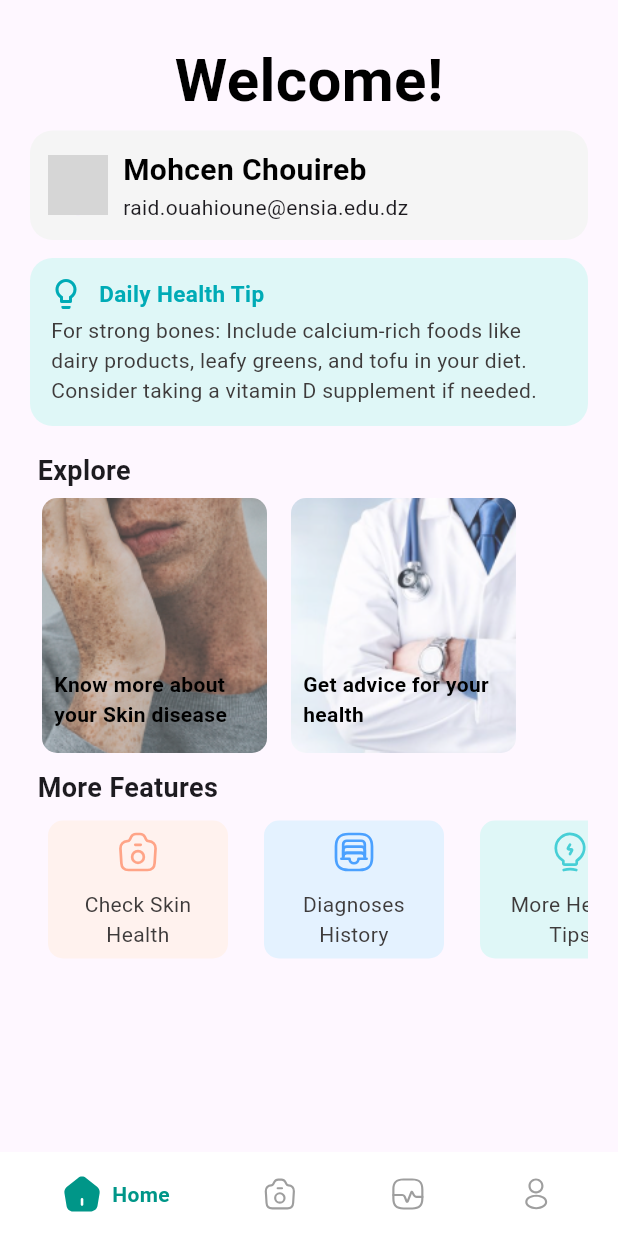
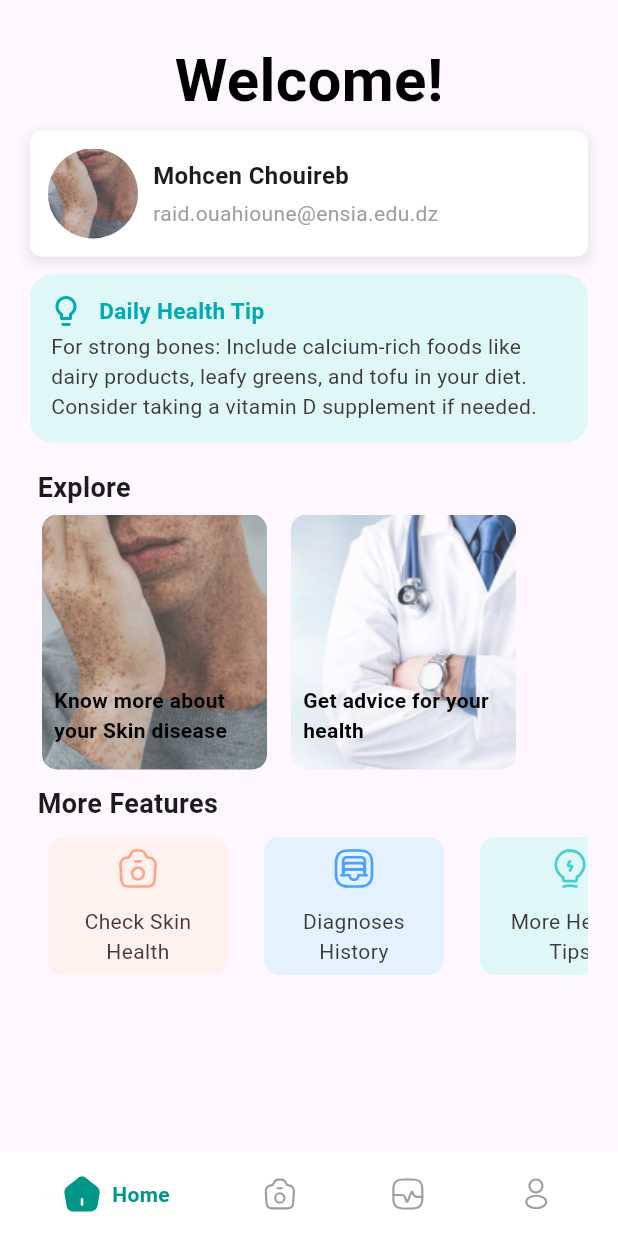
Before and after one commit to aminesslmn/apocalypse, a Flutter app: the screen it shows after launch, on a phone screen of 412 x 824 dp. Run offline on Flutter 3.47's test engine with Material 3 defaults, Android fonts, the light colour scheme and no system bars; our stand-ins replace cloud_firestore, dio, dotted_border, firebase_auth, firebase_core, flutter_svg and 2 more; accounts and stored records are empty; network calls fail; grey boxes are pictures that could not be loaded.

Commit message:
added routing

```diff
--- a/lib/features/detection/pages/start_diagnosis.dart
+++ b/lib/features/detection/pages/start_diagnosis.dart
@@ -18,7 +18,7 @@ class _StartDiagnosisPageState extends State<StartDiagnosisPage> {
         child: SingleChildScrollView(
           // Add SingleChildScrollView here
           child: Padding(
-            padding: EdgeInsets.symmetric(horizontal: 16.0, vertical: 24.0),
+            padding: EdgeInsets.symmetric(horizontal: 30.0, vertical: 40.0),
             child: Column(
               crossAxisAlignment: CrossAxisAlignment.start,
               mainAxisAlignment: MainAxisAlignment.center,
--- a/lib/features/feed/components/navbar.dart
+++ b/lib/features/feed/components/navbar.dart
@@ -1,8 +1,9 @@
+import 'package:apocalypsea2sv/features/detection/pages/start_diagnosis.dart';
 import 'package:flutter/material.dart';
 import 'package:flutter_svg/flutter_svg.dart';
 import 'package:apocalypsea2sv/features/Diagnosis/views/tips_pages_wrapper.dart';
-import 'package:apocalypsea2sv/features/Diagnosis/views/profile.dart';
 import 'package:apocalypsea2sv/features/feed/views/home_page.dart';
+import 'package:apocalypsea2sv/features/profile/profile.dart';
 
 class BottomNavBar extends StatefulWidget {
   const BottomNavBar({Key? key}) : super(key: key);
@@ -17,7 +18,7 @@ class _BottomNavBarState extends State<BottomNavBar> {
   // List of screen names corresponding to each index
   final List<String> _screenNames = [
     'Home',
-    'Profile',
+    'Diagnosis',
     'Tips',
     'Profile',
   ];
@@ -25,7 +26,7 @@ class _BottomNavBarState extends State<BottomNavBar> {
   // List of pages to navigate
   final List<Widget> _screens = [
     HomeContentPage(), // Page 0
-    DailyTipsPage(), // Page 1
+    StartDiagnosisPage(), // Page 1
     DailyTipsPage(), // Page 2
     ProfilePage(), // Page 3
   ];
--- a/lib/features/feed/components/profile.dart
+++ /dev/null
@@ -1,50 +0,0 @@
-import 'package:apocalypsea2sv/config/ui_colors.dart';
-import 'package:flutter/material.dart';
-
-class UserProfile extends StatelessWidget {
-  final String userName;
-  final String userEmail;
-
-  const UserProfile({
-    Key? key,
-    required this.userName,
-    required this.userEmail,
-  }) : super(key: key);
-
-  @override
-  Widget build(BuildContext context) {
-    return Container(
-      padding: EdgeInsets.all(12),
-      decoration: BoxDecoration(
-        borderRadius: BorderRadius.circular(15.0), // Set desired corner radius
-        color: Color(0xFFF5F5F5), // Set background color,
-      ),
-      child: Row(
-        children: [
-          CircleAvatar(
-            backgroundImage: NetworkImage(''), // Replace with user image URL
-          ),
-          Column(
-            crossAxisAlignment: CrossAxisAlignment.start,
-            children: [
-              Padding(
-                padding: EdgeInsets.only(left: 10.0), // Add left padding
-                child: Text(
-                  userName,
-                  style: TextStyle(
-                    fontSize: 20.0,
-                    color: Colors.black,
-                    fontWeight: FontWeight.bold,
-                  ),
-                ),),
-                Padding(
-                  padding: EdgeInsets.only(left: 10),
-                  child: Text(userEmail),
-                ),
-            ],
-          )
-        ],
-      ),
-    );
-  }
-}
--- /dev/null
+++ b/lib/features/feed/components/user_profile.dart
@@ -0,0 +1,69 @@
+import 'package:flutter/material.dart';
+
+class UserProfile extends StatelessWidget {
+  final String userName;
+  final String userEmail;
+  final String userImagePath;
+
+  const UserProfile({
+    Key? key,
+    required this.userName,
+    required this.userEmail,
+    this.userImagePath = 'assets/image1.png',
+  }) : super(key: key);
+
+  @override
+  Widget build(BuildContext context) {
+    return GestureDetector(
+      onTap: () {
+        Navigator.pushNamed(context, '/profile'); // Navigate to ProfilePage
+      },
+      child: Container(
+        padding: const EdgeInsets.all(12.0),
+        decoration: BoxDecoration(
+          color: Colors.white,
+          borderRadius: BorderRadius.circular(8.0),
+          boxShadow: [
+            BoxShadow(
+              color: Colors.grey.withOpacity(0.2),
+              spreadRadius: 2,
+              blurRadius: 5,
+              offset: const Offset(0, 3), // Changes position of shadow
+            ),
+          ],
+        ),
+        child: Row(
+          children: [
+            CircleAvatar(
+              radius: 30.0,
+              backgroundImage: AssetImage(userImagePath),
+            ),
+            const SizedBox(width: 10.0),
+            Expanded(
+              child: Column(
+                crossAxisAlignment: CrossAxisAlignment.start,
+                children: [
+                  Text(
+                    userName,
+                    style: const TextStyle(
+                      fontSize: 16.0,
+                      fontWeight: FontWeight.bold,
+                    ),
+                  ),
+                  const SizedBox(height: 4.0),
+                  Text(
+                    userEmail,
+                    style: const TextStyle(
+                      fontSize: 14.0,
+                      color: Colors.grey,
+                    ),
+                  ),
+                ],
+              ),
+            ),
+          ],
+        ),
+      ),
+    );
+  }
+}
--- a/lib/features/feed/views/home_page.dart
+++ b/lib/features/feed/views/home_page.dart
@@ -1,3 +1,8 @@
+import 'package:apocalypsea2sv/features/Diagnosis/views/archive_page.dart';
+import 'package:apocalypsea2sv/features/Diagnosis/views/more_tips.dart';
+import 'package:apocalypsea2sv/features/Diagnosis/views/profile.dart';
+import 'package:apocalypsea2sv/features/detection/pages/start_diagnosis.dart';
+import 'package:apocalypsea2sv/features/feed/components/user_profile.dart';
 import 'package:flutter/material.dart';
 import 'package:apocalypsea2sv/config/ui_colors.dart';
 import 'package:apocalypsea2sv/features/feed/components/explore_list.dart';
@@ -5,7 +10,6 @@ import 'package:apocalypsea2sv/features/feed/components/health_tip.dart';
 import 'package:apocalypsea2sv/features/feed/components/more_features.dart';
 import 'package:apocalypsea2sv/features/feed/components/navbar.dart';
 import 'package:apocalypsea2sv/features/feed/components/header.dart';
-import 'package:apocalypsea2sv/features/feed/components/profile.dart';
 import 'package:apocalypsea2sv/features/Diagnosis/views/tips_pages_wrapper.dart';
 
 class HomePage extends StatefulWidget {
@@ -29,9 +33,9 @@ class _HomePageState extends State<HomePage> {
   // List of pages to navigate
   final List<Widget> _screens = [
     const HomeContentPage(), // Page 0
-    // Page 1 (amine)
+    StartDiagnosisPage(), // Page 1
     const DailyTipsPage(), // Page 2
-    // Page 3 (not yet)
+    const ProfilePage(), // Page 3
   ];
 
   @override
@@ -68,18 +72,21 @@ class HomeContentPage extends StatelessWidget {
         'title': 'Check Skin Health',
         'backgroundColor': AppColors.secondaryColor1,
         'iconColor': AppColors.iconColor1,
+        'route': StartDiagnosisPage(), // Navigate to StartDiagnosisPage
       },
       {
         'svgPath': "assets/icons/archive.svg",
         'title': 'Diagnoses History',
         'backgroundColor': AppColors.secondaryColor2,
         'iconColor': AppColors.iconColor2,
+        'route': ArchivePage(),
       },
       {
         'svgPath': "assets/icons/lamp-charge.svg",
         'title': 'More Health Tips',
         'backgroundColor': AppColors.secondaryColor3,
         'iconColor': AppColors.iconColor3,
+        'route': DailyTipsPage(),
       },
     ];
 
@@ -141,11 +148,23 @@ class HomeContentPage extends StatelessWidget {
                     itemCount: moreFeaturesData.length,
                     itemBuilder: (context, index) {
                       final itemData = moreFeaturesData[index];
-                      return MoreFeatures(
-                        svgAssetPath: itemData['svgPath'] as String?,
-                        title: itemData['title'] as String,
-                        backgroundColor: itemData['backgroundColor'] as Color,
-                        iconColor: itemData['iconColor'] as Color,
+                      return GestureDetector(
+                        onTap: () {
+                          if (itemData['route'] != null) {
+                            Navigator.push(
+                              context,
+                              MaterialPageRoute(
+                                builder: (context) => itemData['route'],
+                              ),
+                            );
+                          }
+                        },
+                        child: MoreFeatures(
+                          svgAssetPath: itemData['svgPath'] as String?,
+                          title: itemData['title'] as String,
+                          backgroundColor: itemData['backgroundColor'] as Color,
+                          iconColor: itemData['iconColor'] as Color,
+                        ),
                       );
                     },
                   ),
--- a/lib/features/profile/profile.dart
+++ b/lib/features/profile/profile.dart
@@ -1,16 +1,16 @@
 
-import 'package:apocalypsea2sv/features/profile/components/diagnosishistorybox.dart';
-import 'package:apocalypsea2sv/features/profile/components/profileshow.dart';
+import 'package:apocalypsea2sv/features/Profile/components/diagnosishistorybox.dart';
+import 'package:apocalypsea2sv/features/Profile/components/Profileshow.dart';
 import 'package:flutter/material.dart';
 
-class profile extends StatefulWidget {
-  const profile({super.key});
+class ProfilePage extends StatefulWidget {
+  const ProfilePage({super.key});
 
   @override
-  State<profile> createState() => _profileState();
+  State<ProfilePage> createState() => _ProfilePageState();
 }
 
-class _profileState extends State<profile> {
+class _ProfilePageState extends State<ProfilePage> {
   @override
   Widget build(BuildContext context) {
     return Scaffold(
--- a/lib/main.dart
+++ b/lib/main.dart
@@ -2,6 +2,7 @@ import 'package:apocalypsea2sv/features/feed/views/login_page.dart';
 import 'package:apocalypsea2sv/features/feed/views/register_page.dart';
 import 'package:apocalypsea2sv/features/feed/views/welcome_page.dart';
 import 'package:apocalypsea2sv/features/feed/views/register_details.dart';
+import 'package:apocalypsea2sv/features/profile/profile.dart';
 import 'package:apocalypsea2sv/firebase_options.dart';
 import 'package:apocalypsea2sv/providers/auth_provider.dart';
 import 'package:firebase_core/firebase_core.dart';
@@ -37,6 +38,7 @@ class MyApp extends StatelessWidget {
             '/register-details': (context) => const RegisterDetailsScreen(),
             '/home': (context) => const HomePage(),
             '/login': (context) => const LoginScreen(),
+            '/profile': (context) => const ProfilePage(),
           },
         ));
   }
```
